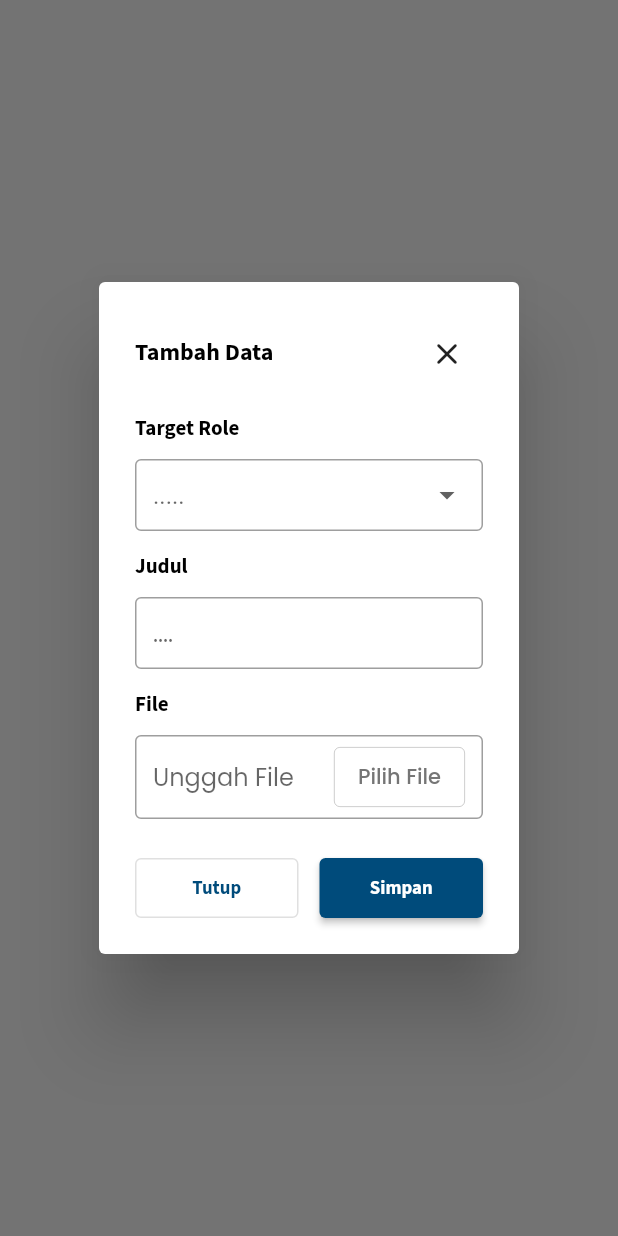
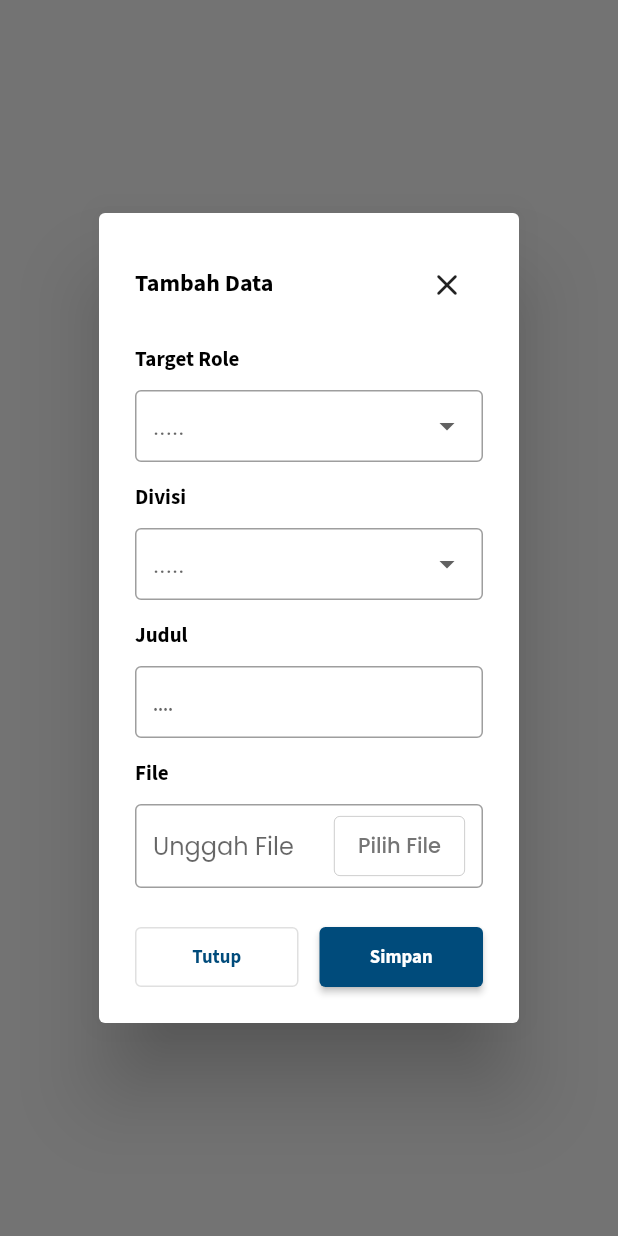
Before and after one commit to riyanurdiansyah/arfriendv2, a Flutter app: what dialogAddFile() shows on an empty page, opened directly with empty values, on a phone screen of 412 x 824 dp. Run offline on Flutter 3.47's test engine with Material 2 defaults, Android fonts, the phone set to English and light mode, and no system bars; our stand-ins replace animated_text_kit, cloud_firestore, csv, dartz, dio, dropdown_button2 and 10 more; accounts and stored records are empty.

Commit message:
update train

```diff
--- a/lib/api/firebase_service_impl.dart
+++ b/lib/api/firebase_service_impl.dart
@@ -2,7 +2,9 @@ import 'package:arfriendv2/api/firebase_service.dart';
 import 'package:arfriendv2/entities/chat/chat_entity.dart';
 import 'package:arfriendv2/entities/dataset/dataset_entity.dart';
 import 'package:arfriendv2/entities/dataset/message_entity.dart';
+import 'package:arfriendv2/entities/divisi/divisi_entity.dart';
 import 'package:arfriendv2/entities/error_entity.dart';
+import 'package:arfriendv2/entities/role/role_entity.dart';
 import 'package:cloud_firestore/cloud_firestore.dart';
 import 'package:dartz/dartz.dart';
 import 'package:dio/dio.dart';
@@ -174,8 +176,6 @@ class FirebaseApiServiceImpl implements FirebaseApiService {
       "messages": messagesJson,
     };
 
-    print("CEK DATA MSG : $data");
-
     try {
       final response = await dio.post(
         "https://api.openai.com/v1/chat/completions",
@@ -203,4 +203,29 @@ class FirebaseApiServiceImpl implements FirebaseApiService {
       return Left(ErrorEntity(code: 500, message: e.toString()));
     }
   }
+
+  @override
+  Stream<List<RoleEntity>> streamRoles() {
+    List<RoleEntity> roles = [];
+    final stream = FirebaseFirestore.instance.collection("roles").snapshots();
+    return stream.map((e) {
+      for (var data in e.docs) {
+        roles.add(RoleEntity.fromJson(data.data()));
+      }
+      return roles;
+    });
+  }
+
+  @override
+  Stream<List<DivisiEntity>> streamDivisi() {
+    List<DivisiEntity> divisions = [];
+    final stream =
+        FirebaseFirestore.instance.collection("divisions").snapshots();
+    return stream.map((e) {
+      for (var data in e.docs) {
+        divisions.add(DivisiEntity.fromJson(data.data()));
+      }
+      return divisions;
+    });
+  }
 }
--- a/lib/blocs/train/train_bloc.dart
+++ b/lib/blocs/train/train_bloc.dart
@@ -298,6 +298,11 @@ class TrainBloc extends Bloc<TrainEvent, TrainState> {
     emit(state.copyWith(targetRole: event.role));
   }
 
+  FutureOr<void> _onChooseDivisi(
+      TrainChooseTragetDivisiEvent event, Emitter<TrainState> emit) {
+    emit(state.copyWith(targetDivisi: event.divisi));
+  }
+
   FutureOr<void> _onClearAllField(
       TrainClearAllFieldEvent event, Emitter<TrainState> emit) {
     tcDetail.clear();
--- a/lib/blocs/train/train_event.dart
+++ b/lib/blocs/train/train_event.dart
@@ -36,6 +36,12 @@ class TrainChooseTragetRoleEvent extends TrainEvent {
   final String role;
 }
 
+class TrainChooseTragetDivisiEvent extends TrainEvent {
+  TrainChooseTragetDivisiEvent(this.divisi);
+
+  final String divisi;
+}
+
 class TrainChooseFileEvent extends TrainEvent {}
 
 class TrainChooseCsvFileEvent extends TrainEvent {
--- a/lib/blocs/train/train_state.dart
+++ b/lib/blocs/train/train_state.dart
@@ -8,6 +8,7 @@ class TrainState extends Equatable {
     this.datasetSorting = "",
     this.page = 1,
     this.targetRole = "",
+    this.targetDivisi = "",
     this.promptContent = "",
     this.isLoadingProses = false,
   });
@@ -18,6 +19,7 @@ class TrainState extends Equatable {
   final String datasetSorting;
   final int page;
   final String targetRole;
+  final String targetDivisi;
   final String promptContent;
   final bool isLoadingProses;
 
@@ -28,6 +30,7 @@ class TrainState extends Equatable {
     String? datasetSorting,
     int? page,
     String? targetRole,
+    String? targetDivisi,
     String? promptContent,
     bool? isLoadingProses,
   }) =>
@@ -38,6 +41,7 @@ class TrainState extends Equatable {
         datasetSorting: datasetSorting ?? this.datasetSorting,
         page: page ?? this.page,
         targetRole: targetRole ?? this.targetRole,
+        targetDivisi: targetDivisi ?? this.targetDivisi,
         promptContent: promptContent ?? this.promptContent,
         isLoadingProses: isLoadingProses ?? this.isLoadingProses,
       );
--- /dev/null
+++ b/lib/entities/divisi/divisi_entity.dart
@@ -0,0 +1,16 @@
+import 'package:freezed_annotation/freezed_annotation.dart';
+
+part 'divisi_entity.freezed.dart';
+part 'divisi_entity.g.dart';
+
+@freezed
+class DivisiEntity with _$DivisiEntity {
+  const factory DivisiEntity({
+    required String id,
+    required String divisi,
+    required String divisiId,
+  }) = _DivisiEntity;
+
+  factory DivisiEntity.fromJson(Map<String, dynamic> json) =>
+      _$DivisiEntityFromJson(json);
+}
--- a/lib/utils/app_dialog.dart
+++ b/lib/utils/app_dialog.dart
@@ -1,4 +1,6 @@
 import 'package:arfriendv2/blocs/train/train_bloc.dart';
+import 'package:arfriendv2/entities/divisi/divisi_entity.dart';
+import 'package:arfriendv2/entities/role/role_entity.dart';
 import 'package:arfriendv2/utils/app_color.dart';
 import 'package:arfriendv2/utils/app_constanta.dart';
 import 'package:flutter/material.dart';
@@ -544,23 +546,32 @@ class AppDialog {
                   const SizedBox(
                     height: 12,
                   ),
-                  DropdownButtonFormField<String>(
-                    items: listRole.map((String data) {
-                      return DropdownMenuItem<String>(
-                        value: data,
+                  StreamBuilder<List<RoleEntity>>(
+                    stream: trainBloc.apiService.streamRoles(),
+                    builder: (context, snapshot) {
+                      final data = snapshot.data ?? [];
+                      data.add(const RoleEntity(
+                          id: "add", role: "TAMBAH ROLE", roleId: -1));
+                      return DropdownButtonFormField<RoleEntity>(
+                        items: List.generate(
+                          snapshot.data?.length ?? 0,
+                          (index) {
+                            return DropdownMenuItem(
+                              value: snapshot.data![index],
                               child: Row(
                                 children: <Widget>[
                                   AppText.labelW600(
-                              data,
+                                    snapshot.data![index].role,
                                     14,
                                     Colors.grey.shade600,
                                   ),
                                 ],
                               ),
                             );
-                    }).toList(),
-                    onChanged: (val) =>
-                        trainBloc.add(TrainChooseTragetRoleEvent(val!)),
+                          },
+                        ),
+                        onChanged: (val) => trainBloc
+                            .add(TrainChooseTragetRoleEvent(val!.role)),
                         decoration: InputDecoration(
                           hintStyle: GoogleFonts.poppins(),
                           contentPadding: const EdgeInsets.symmetric(
@@ -568,6 +579,55 @@ class AppDialog {
                           hintText: ".....",
                           border: const OutlineInputBorder(),
                         ),
+                      );
+                    },
+                  ),
+                  const SizedBox(
+                    height: 18,
+                  ),
+                  AppText.labelW700(
+                    "Divisi",
+                    14,
+                    Colors.black,
+                  ),
+                  const SizedBox(
+                    height: 12,
+                  ),
+                  StreamBuilder<List<DivisiEntity>>(
+                    stream: trainBloc.apiService.streamDivisi(),
+                    builder: (context, snapshot) {
+                      final data = snapshot.data ?? [];
+                      data.add(const DivisiEntity(
+                          id: "add", divisi: "TAMBAH DIVISI", divisiId: "add"));
+                      return DropdownButtonFormField<DivisiEntity>(
+                        items: List.generate(
+                          data.length,
+                          (index) {
+                            return DropdownMenuItem(
+                              value: data[index],
+                              child: Row(
+                                children: <Widget>[
+                                  AppText.labelW600(
+                                    data[index].divisi,
+                                    14,
+                                    Colors.grey.shade600,
+                                  ),
+                                ],
+                              ),
+                            );
+                          },
+                        ),
+                        onChanged: (val) => trainBloc
+                            .add(TrainChooseTragetDivisiEvent(val!.divisi)),
+                        decoration: InputDecoration(
+                          hintStyle: GoogleFonts.poppins(),
+                          contentPadding: const EdgeInsets.symmetric(
+                              vertical: 0, horizontal: 12),
+                          hintText: ".....",
+                          border: const OutlineInputBorder(),
+                        ),
+                      );
+                    },
                   ),
                   const SizedBox(
                     height: 18,
```
Also changed, not shown: lib/api/firebase_service.dart (+7 -0 lines), lib/entities/role/role_entity.dart (added, +16 -0 lines), lib/entities/divisi/divisi_entity.freezed.dart (added), lib/entities/divisi/divisi_entity.g.dart (added), lib/entities/role/role_entity.freezed.dart (added), lib/entities/role/role_entity.g.dart (added). Lines whose indentation alone changed are shown as unchanged.
